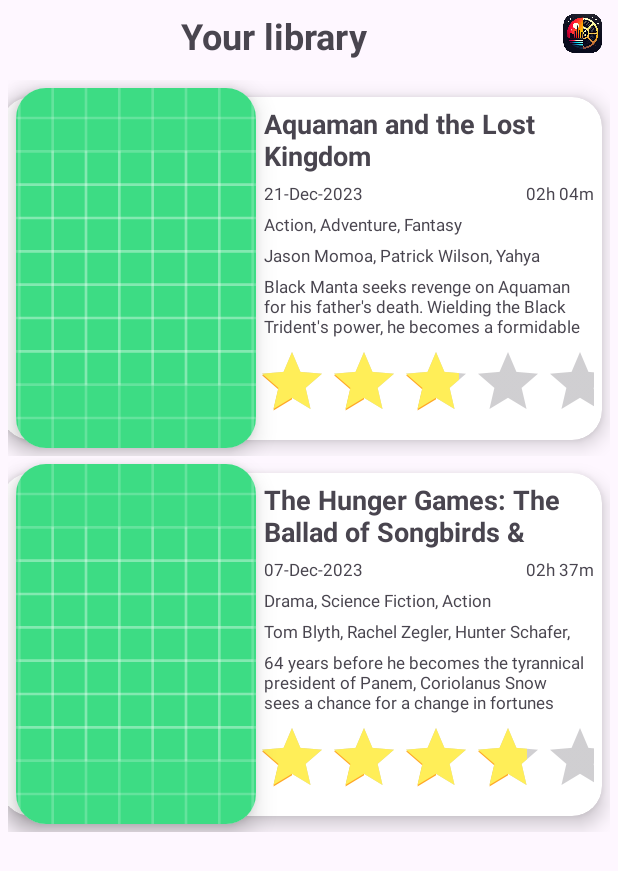
After one commit to Roi-Dor/Cine-City, an Android app: the UserProfileActivity screen opened directly, with no data from a screen before it, on a phone screen of 412 x 824 dp. The commit adds this screen. Shown: the top 871 px of the screen. Run offline under Robolectric (Android 15) with nearby library versions, the phone set to English and light mode, and no system bars; pictures from the network do not load; 1 statement that could not run was skipped.

Commit message:
added a user profile activity and a profile item xml

```diff
--- a/app/src/main/AndroidManifest.xml
+++ b/app/src/main/AndroidManifest.xml
@@ -13,9 +13,11 @@
         android:theme="@style/Theme.CineCity"
         tools:targetApi="31">
         <activity
+            android:name=".UserProfileActivity"
+            android:exported="false" />
+        <activity
             android:name=".MainActivity"
-            android:exported="true"
-            >
+            android:exported="true">
             <intent-filter>
                 <action android:name="android.intent.action.MAIN" />
 
--- a/app/src/main/java/com/example/cinecity/MainActivity.kt
+++ b/app/src/main/java/com/example/cinecity/MainActivity.kt
@@ -30,10 +30,16 @@ class MainActivity : AppCompatActivity() {
             .replace(R.id.fragment_bottom_bar_container, BottomBarFragment())
             .commit()
 
+        // Add BottomBarFragment to the container
+        supportFragmentManager.beginTransaction()
+            .replace(R.id.fragment_bottom_bar_container, BottomBarFragment())
+            .commit()
+
         // Floating Action Button Click Listener
         binding.fabSearch.setOnClickListener {
             val intent = Intent(this, FriendsSearch::class.java)
             startActivity(intent)
         }
+
     }
 }
--- /dev/null
+++ b/app/src/main/java/com/example/cinecity/UserProfileActivity.kt
@@ -0,0 +1,33 @@
+package com.example.cinecity
+
+import android.content.Intent
+import android.os.Bundle
+import androidx.appcompat.app.AppCompatActivity
+import androidx.recyclerview.widget.LinearLayoutManager
+import com.example.cinecity.adapters.ProgramAdapter
+import com.example.cinecity.databinding.ActivityUserProfileBinding
+import com.example.cinecity.models.Program
+import com.example.cinecity.models.UserData
+
+class UserProfileActivity : AppCompatActivity() {
+
+    private lateinit var binding: ActivityUserProfileBinding
+
+    override fun onCreate(savedInstanceState: Bundle?) {
+        super.onCreate(savedInstanceState)
+        binding = ActivityUserProfileBinding.inflate(layoutInflater)
+        setContentView(binding.root)
+
+        // Reuse the ProgramAdapter from MainActivity
+        val programAdapter = ProgramAdapter(UserData.generateProgramList())
+        binding.userRVList.adapter = programAdapter
+        binding.userRVList.layoutManager = LinearLayoutManager(this)
+
+        // Handle click event for appLogo to return to MainActivity
+        binding.appLogo.setOnClickListener {
+            val intent = Intent(this, MainActivity::class.java)
+            startActivity(intent)
+            finish() // Optional: Close FriendsSearch activity
+        }
+    }
+}
--- /dev/null
+++ b/app/src/main/java/com/example/cinecity/models/UserData.kt
@@ -0,0 +1,61 @@
+package com.example.cinecity.models
+import java.time.LocalDate
+import java.time.format.DateTimeFormatter
+
+object UserData {
+    fun generateProgramList(): List<Program> {
+        val programs = mutableListOf<Program>()
+        programs.add(
+            Program.Builder()
+                .name("Aquaman and the Lost Kingdom")
+                .genre(ArrayList(mutableListOf("Action", "Adventure", "Fantasy")))
+                .actors(
+                    ArrayList(
+                        mutableListOf(
+                            "Jason Momoa",
+                            "Patrick Wilson",
+                            "Yahya Abdul-Mateen II",
+                            "Nicole Kidman"
+                        )
+                    )
+                )
+                .length(124)
+                .poster("https://www.themoviedb.org/t/p/w600_and_h900_bestv2/7lTnXOy0iNtBAdRP3TZvaKJ77F6.jpg")
+                .overview("Black Manta seeks revenge on Aquaman for his father's death. Wielding the Black Trident's power, he becomes a formidable foe. To defend Atlantis, Aquaman forges an alliance with his imprisoned brother. They must protect the kingdom.")
+                .rating(6.9f)
+                .releaseDate(
+                    LocalDate.parse(
+                        "21/12/2023",
+                        DateTimeFormatter.ofPattern("dd/MM/yyyy")
+                    )
+                ).build()
+        )
+
+        programs.add(
+            Program.Builder()
+                .name("The Hunger Games: The Ballad of Songbirds & Snakes")
+                .genre(ArrayList(mutableListOf("Drama", "Science Fiction", "Action")))
+                .actors(
+                    ArrayList(
+                        mutableListOf(
+                            "Tom Blyth",
+                            "Rachel Zegler",
+                            "Hunter Schafer",
+                            "Peter Dinklage"
+                        )
+                    )
+                )
+                .length(157)
+                .poster("https://www.themoviedb.org/t/p/w600_and_h900_bestv2/mBaXZ95R2OxueZhvQbcEWy2DqyO.jpg")
+                .overview("64 years before he becomes the tyrannical president of Panem, Coriolanus Snow sees a chance for a change in fortunes when he mentors Lucy Gray Baird, the female tribute from District 12.")
+                .rating(7.2f)
+                .releaseDate(
+                    LocalDate.parse(
+                        "07/12/2023",
+                        DateTimeFormatter.ofPattern("dd/MM/yyyy")
+                    )
+                ).build()
+        )
+        return programs
+    }
+}
--- /dev/null
+++ b/app/src/main/res/drawable/circle_background.xml
@@ -0,0 +1,4 @@
+<?xml version="1.0" encoding="utf-8"?>
+<shape xmlns:android="http://schemas.android.com/apk/res/android" android:shape="oval">
+    <solid android:color="@android:color/darker_gray"/>
+</shape>
--- /dev/null
+++ b/app/src/main/res/layout/activity_user_profile.xml
@@ -0,0 +1,42 @@
+<?xml version="1.0" encoding="utf-8"?>
+<LinearLayout xmlns:android="http://schemas.android.com/apk/res/android"
+    xmlns:tools="http://schemas.android.com/tools"
+    android:orientation="vertical"
+    android:layout_width="match_parent"
+    android:layout_height="match_parent">
+    <!-- Header with Title and Logo -->
+    <LinearLayout
+        android:layout_width="match_parent"
+        android:layout_height="wrap_content"
+        android:orientation="horizontal"
+        android:gravity="center_vertical">
+
+        <TextView
+            android:id="@+id/userLibraryTitle"
+            android:layout_width="0dp"
+            android:layout_height="wrap_content"
+            android:layout_weight="1"
+            android:text="Your library"
+            android:textSize="24sp"
+            android:textStyle="bold"
+            android:gravity="center"/>
+
+        <ImageView
+            android:id="@+id/appLogo"
+            android:layout_width="48dp"
+            android:layout_height="48dp"
+            android:src="@drawable/cine_city_icon"
+            android:clickable="true"
+            android:focusable="true" />
+    </LinearLayout>
+
+    <androidx.recyclerview.widget.RecyclerView
+        android:id="@+id/user_RV_list"
+        android:layout_width="match_parent"
+        android:layout_height="match_parent"
+        android:layout_margin="@dimen/data_margin"
+        tools:listitem="@layout/program_item" />
+
+
+
+</LinearLayout>
```
Also changed, not shown: app/src/main/java/com/example/cinecity/fragments/BottomBarFragment.kt (+6 -1 lines), app/src/main/java/com/example/cinecity/models/DataManager.kt (+75 -1 lines), app/src/main/res/layout/activity_friends_search.xml (+8 -8 lines), app/src/main/res/layout/fragment_bottom_bar.xml (+8 -3 lines), app/src/main/res/layout/profile_item.xml (added, +37 -0 lines).
